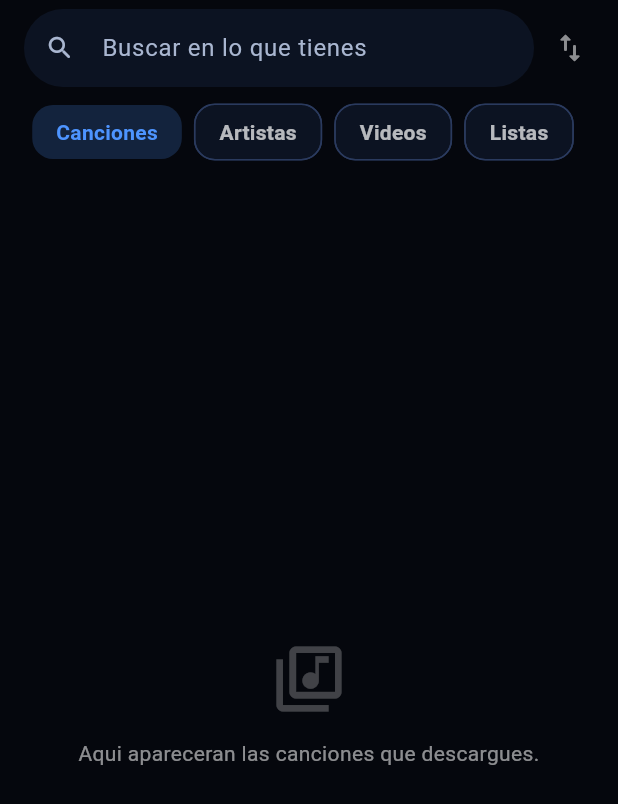
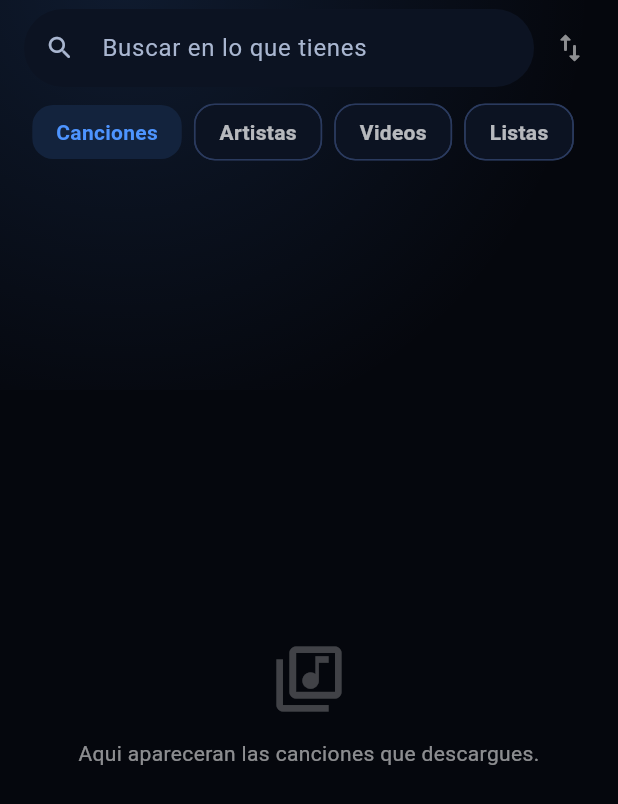
Before and after one commit to Ruben716/descargar-mp3-o-mp4, a Flutter app: the PantallaBiblioteca widget shown alone on an empty page, opened directly, on a phone screen of 412 x 824 dp. Shown: the top 804 px of the screen. Run offline on Flutter 3.47's test engine with Material 3 defaults, Android fonts, the phone set to English and light mode, and no system bars; our stand-ins replace just_audio, just_audio_background, shared_preferences, sqflite, video_player; missing offline and left inert: google_mlkit_translation; accounts and stored records are empty; statements that could not run were skipped.

Commit message:
feat(movil): resplandor azul detras de la cabecera de Inicio y Biblioteca
Un destello de la marca arriba a la izquierda que se funde con el negro,
como el de YouTube Music: da profundidad sin tapar nada, y el texto de
encima sigue por encima de 15:1. En Inicio va con la cabecera y sube con
ella al desplazar; en Biblioteca la cabecera no se mueve, asi que se queda
fijo detras de la busqueda y las fichas.

El antetitulo «SONANDO AHORA» pasa a usar el estilo comun del tema.

Co-Authored-By: Claude Opus 5.5 <noreply@anthropic.com>
Claude-Session: https://claude.ai/code/session_01HgAzPqzMyDgbtuBYhjZEkH

```diff
--- a/movil/lib/pantalla_biblioteca.dart
+++ b/movil/lib/pantalla_biblioteca.dart
@@ -368,7 +368,11 @@ class PantallaBibliotecaState extends State<PantallaBiblioteca> {
       onPopInvokedWithResult: (bool salio, _) {
         if (!salio) _salirDeSeleccion();
       },
-      child: Column(
+      // La cabecera de la biblioteca no se desplaza, asi que el destello se
+      // queda fijo detras de la busqueda y las fichas.
+      child: Resplandor(
+        alto: 260,
+        hijo: Column(
           children: <Widget>[
             AnimatedSwitcher(
               duration: const Duration(milliseconds: 200),
@@ -388,6 +392,7 @@ class PantallaBibliotecaState extends State<PantallaBiblioteca> {
               },
             ),
           ],
+        ),
       ),
     );
   }
```
Also changed, not shown: movil/lib/pantalla_inicio.dart (+4 -7 lines). Lines whose indentation alone changed are shown as unchanged.
